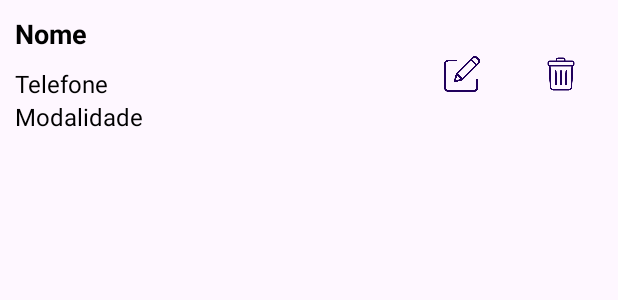
After one commit to BeatrizPoncesIP/racecontrol, an Android app: the layout item_participante.xml on its own in the app's theme, with its tools: preview values and no code run, on a phone screen of 412 x 824 dp. The commit adds this screen. Shown: the top 300 px of the screen. Run offline under Robolectric (Android 15) with nearby library versions, the phone set to English and light mode, and no system bars.

Commit message:
Tela Participantes

```diff
--- a/app/build.gradle.kts
+++ b/app/build.gradle.kts
@@ -40,6 +40,7 @@ dependencies {
     implementation("androidx.constraintlayout:constraintlayout:2.1.4")
     implementation("androidx.navigation:navigation-fragment:2.6.0")
     implementation("androidx.navigation:navigation-ui:2.6.0")
+    implementation("androidx.recyclerview:recyclerview:1.2.1")
     testImplementation("junit:junit:4.13.2")
     androidTestImplementation("androidx.test.ext:junit:1.1.5")
     androidTestImplementation("androidx.test.espresso:espresso-core:3.5.1")
--- /dev/null
+++ b/app/src/main/res/drawable/icon_add.xml
@@ -0,0 +1,5 @@
+<vector android:height="24dp" android:tint="@color/iconAdd"
+    android:viewportHeight="24" android:viewportWidth="24"
+    android:width="24dp" xmlns:android="http://schemas.android.com/apk/res/android">
+    <path android:fillColor="@color/white" android:pathData="M19,13h-6v6h-2v-6H5v-2h6V5h2v6h6v2z"/>
+</vector>
--- /dev/null
+++ b/app/src/main/res/drawable/item_divider.xml
@@ -0,0 +1,5 @@
+<?xml version="1.0" encoding="utf-8"?>
+<View xmlns:android="http://schemas.android.com/apk/res/android"
+    android:layout_width="match_parent"
+    android:layout_height="1dp"
+    android:background="@color/linhaLista" />
--- /dev/null
+++ b/app/src/main/res/layout/item_participante.xml
@@ -0,0 +1,70 @@
+<LinearLayout
+    xmlns:android="http://schemas.android.com/apk/res/android"
+    xmlns:app="http://schemas.android.com/apk/res-auto"
+    android:layout_width="match_parent"
+    android:layout_height="wrap_content"
+    android:orientation="horizontal"
+    android:gravity="center_vertical"
+    android:padding="10dp">
+
+    <LinearLayout
+        android:layout_width="0dp"
+        android:layout_height="wrap_content"
+        android:layout_weight="1"
+        android:layout_marginRight="10dp"
+        android:orientation="vertical">
+
+        <TextView
+            android:id="@+id/participante_nome"
+            android:layout_width="wrap_content"
+            android:layout_height="wrap_content"
+            android:paddingBottom="10dp"
+            android:text="Nome"
+            android:textColor="@color/txtLista"
+            android:textStyle="bold"
+            android:textSize="18sp"/>
+
+        <TextView
+            android:id="@+id/participante_telefone"
+            android:layout_width="wrap_content"
+            android:layout_height="wrap_content"
+            android:text="Telefone"
+            android:textColor="@color/txtLista"
+            android:textSize="16sp"/>
+
+        <TextView
+            android:id="@+id/participante_modalidade"
+            android:layout_width="wrap_content"
+            android:layout_height="wrap_content"
+            android:text="Modalidade"
+            android:textColor="@color/txtLista"
+            android:textSize="16sp"/>
+    </LinearLayout>
+
+    <LinearLayout
+        android:layout_width="wrap_content"
+        android:layout_height="wrap_content"
+        android:gravity="end"
+        android:orientation="horizontal">
+
+        <com.google.android.material.floatingactionbutton.FloatingActionButton
+            android:id="@+id/btnEditar"
+            android:layout_width="wrap_content"
+            android:layout_height="wrap_content"
+            android:clickable="true"
+            android:layout_marginRight="10dp"
+            app:backgroundTint="@android:color/transparent"
+            app:elevation="0dp"
+            app:srcCompat="@drawable/icon_editar" />
+
+        <com.google.android.material.floatingactionbutton.FloatingActionButton
+            android:id="@+id/btnExcluir"
+            android:layout_width="wrap_content"
+            android:layout_height="wrap_content"
+            app:backgroundTint="@android:color/transparent"
+            app:elevation="0dp"
+            android:clickable="true"
+            app:srcCompat="@drawable/icon_deletar" />
+    </LinearLayout>
+
+</LinearLayout>
```
Also changed, not shown: app/src/main/java/com/example/racecontrol/ParticipanteAdapter.java (added, +82 -0 lines), app/src/main/java/com/example/racecontrol/ParticipantesActivity.java (+64 -1 lines), app/src/main/java/com/example/racecontrol/bd/dao/ModalidadeDao.java (added, +31 -0 lines), app/src/main/java/com/example/racecontrol/bd/dao/ParticipanteDao.java (added, +28 -0 lines), app/src/main/java/com/example/racecontrol/bd/dao/UsuarioDao.java (deleted, +0 -26 lines), app/src/main/java/com/example/racecontrol/bd/database/AppDatabase.java (+17 -9 lines), app/src/main/java/com/example/racecontrol/bd/entities/Modalidade.java (+8 -4 lines), app/src/main/java/com/example/racecontrol/bd/entities/Participante.java (added, +41 -0 lines), app/src/main/java/com/example/racecontrol/bd/entities/Participantes.java (deleted, +0 -66 lines), app/src/main/java/com/example/racecontrol/decoracao/CustomDividerItemDecoration.java (added, +35 -0 lines), app/src/main/res/layout/activity_participantes.xml (+39 -1 lines), app/src/main/res/values/colors.xml (+10 -1 lines), app/src/main/res/drawable/icon_deletar.png (added), app/src/main/res/drawable/icon_editar.png (added), 1 other file.
